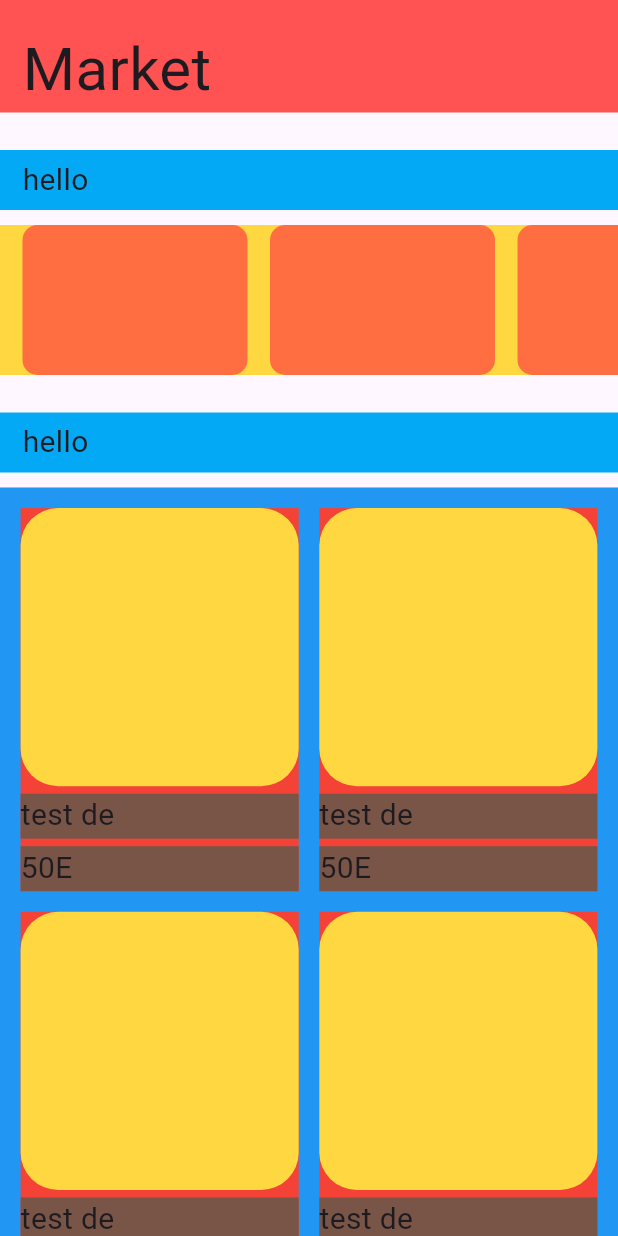
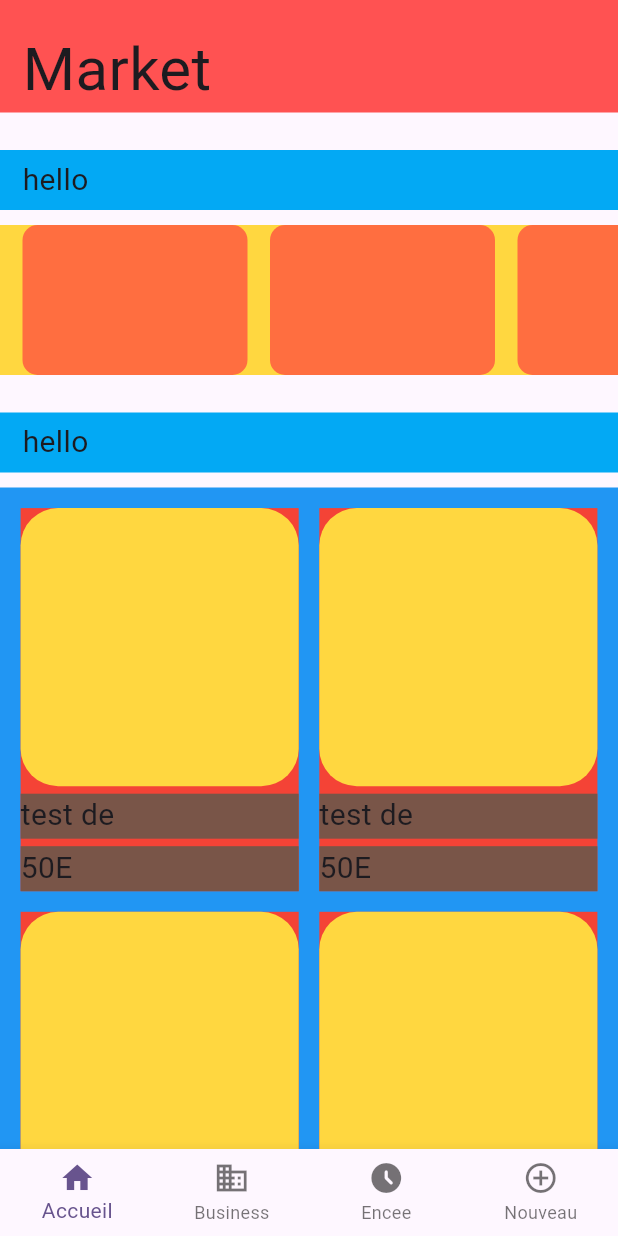
Before and after one commit to Zakariasma/Markt, a Flutter app: the screen it shows after launch, on a phone screen of 412 x 824 dp. Run offline on Flutter 3.47's test engine with Material 3 defaults, Android fonts, the phone set to English and light mode, and no system bars.

Commit message:
Add navbar

```diff
--- a/lib/page/home_page.dart
+++ b/lib/page/home_page.dart
@@ -3,6 +3,7 @@ import 'package:markt/widget/home_bar.dart';
 import 'package:markt/widget/category_list.dart';
 import 'package:markt/widget/product_list.dart';
 import 'package:markt/widget/section_title.dart';
+import 'package:markt/widget/bottom_navbar.dart';
 
 class HomePage extends StatefulWidget{
 
@@ -28,6 +29,7 @@ class _HomePageState extends State<HomePage> {
           ProductList(),
         ],
       ),
+      bottomNavigationBar: BottomNavbar(),
     );
   }
 
--- /dev/null
+++ b/lib/widget/bottom_navbar.dart
@@ -0,0 +1,30 @@
+import 'package:flutter/material.dart';
+
+class BottomNavbar extends StatelessWidget{
+
+  @override
+  Widget build(BuildContext context) {
+    return BottomNavigationBar(
+      type: BottomNavigationBarType.fixed,
+      items: const <BottomNavigationBarItem>[
+        BottomNavigationBarItem(
+          icon: Icon(Icons.home),
+          label: 'Accueil',
+        ),
+        BottomNavigationBarItem(
+          icon: Icon(Icons.business),
+          label: 'Business',
+        ),
+        BottomNavigationBarItem(
+          icon: Icon(Icons.access_time_filled_rounded),
+          label: 'Encee',
+        ),
+        BottomNavigationBarItem(
+          icon: Icon(Icons.add_circle_outline), // Ajoutez l'icône de votre choix
+          label: 'Nouveau', // Ajoutez le libellé de votre choix
+        ),
+      ],
+    );
+  }
+
+}
```
